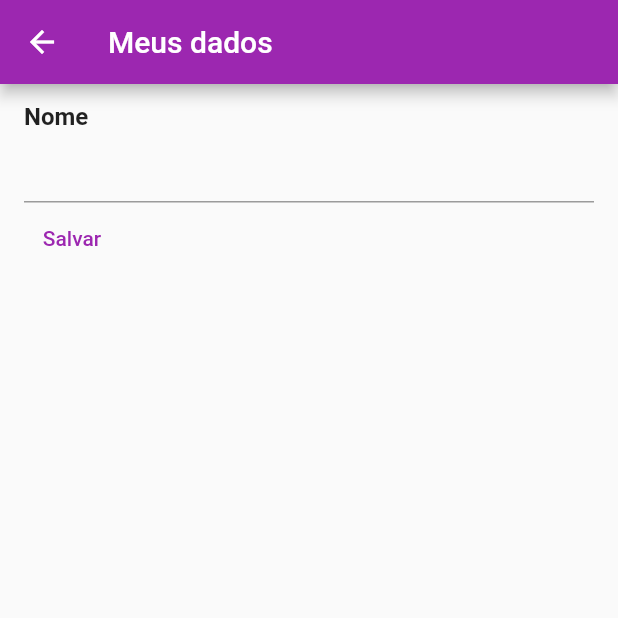
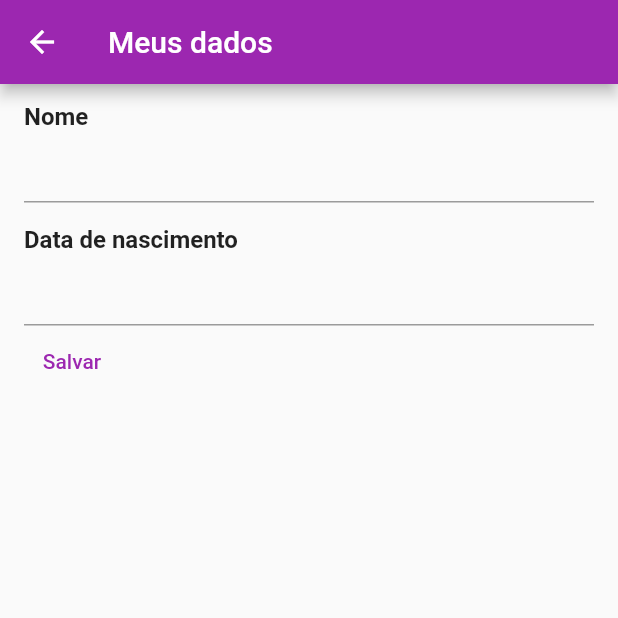
Before and after one commit to FabioPortella/trilhaapp-flutter, a Flutter app: the DadosCadastraisPage screen opened directly, after a tap on "Salvar", on a phone screen of 412 x 824 dp, the top half of it. Run offline on Flutter 3.47's test engine with Material 2 defaults, Android fonts, the phone set to English and light mode, and no system bars; our stand-ins replace google_fonts; network calls fail.

Commit message:
Conhecendo DatePicker

```diff
--- a/lib/pages/dados_cadastrais.dart
+++ b/lib/pages/dados_cadastrais.dart
@@ -1,34 +1,54 @@
 import 'package:flutter/material.dart';
+import 'package:trilhaapp/shared/widgets/text_label.dart';
 
 class DadosCadastraisPage extends StatefulWidget {
-  DadosCadastraisPage({Key? key}) : super(key: key);
+  const DadosCadastraisPage({Key? key}) : super(key: key);
 
   @override
   State<DadosCadastraisPage> createState() => _DadosCadastraisPageState();
 }
 
 class _DadosCadastraisPageState extends State<DadosCadastraisPage> {
-  TextEditingController nomeController = TextEditingController(text: "");
+  var nomeController = TextEditingController(text: "");
+  var dataNascimentoController = TextEditingController(text: "");
+  DateTime? dataNascimento;
 
   @override
   Widget build(BuildContext context) {
     return Scaffold(
       appBar: AppBar(title: const Text("Meus dados")),
       body: Padding(
-        padding: EdgeInsets.symmetric(vertical: 12, horizontal: 16),
+        padding: const EdgeInsets.symmetric(vertical: 12, horizontal: 16),
         child: Column(crossAxisAlignment: CrossAxisAlignment.start, children: [
-          Text(
-            "Nome",
-            style: TextStyle(fontSize: 16, fontWeight: FontWeight.w700),
-          ),
+          const TextLabel(texto: "Nome"),
           TextField(
             controller: nomeController,
           ),
+          const SizedBox(
+            height: 15,
+          ),
+          const TextLabel(texto: "Data de nascimento"),
+          TextField(
+            controller: dataNascimentoController,
+            readOnly: true,
+            onTap: () async {
+              var data = await showDatePicker(
+                  context: context,
+                  initialDate: DateTime(2000, 1, 1),
+                  firstDate: DateTime(1900, 5, 20),
+                  lastDate: DateTime(2024, 1, 1));
+              if (data != null) {
+                dataNascimentoController.text = data.toString();
+                dataNascimento = data;
+              }
+            },
+          ),
           TextButton(
             onPressed: () {
-              print(nomeController.text);
+              debugPrint(nomeController.text);
+              debugPrint(dataNascimento.toString());
             },
-            child: Text("Salvar"),
+            child: const Text("Salvar"),
           )
         ]),
       ),
--- /dev/null
+++ b/lib/shared/widgets/text_label.dart
@@ -0,0 +1,14 @@
+import 'package:flutter/material.dart';
+
+class TextLabel extends StatelessWidget {
+  final String texto;
+  const TextLabel({super.key, required this.texto});
+
+  @override
+  Widget build(BuildContext context) {
+    return Text(
+      texto,
+      style: const TextStyle(fontSize: 16, fontWeight: FontWeight.w700),
+    );
+  }
+}
```
